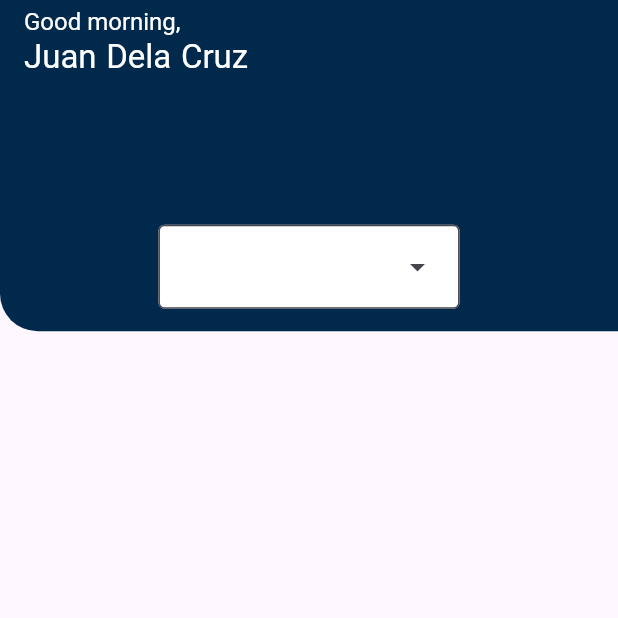
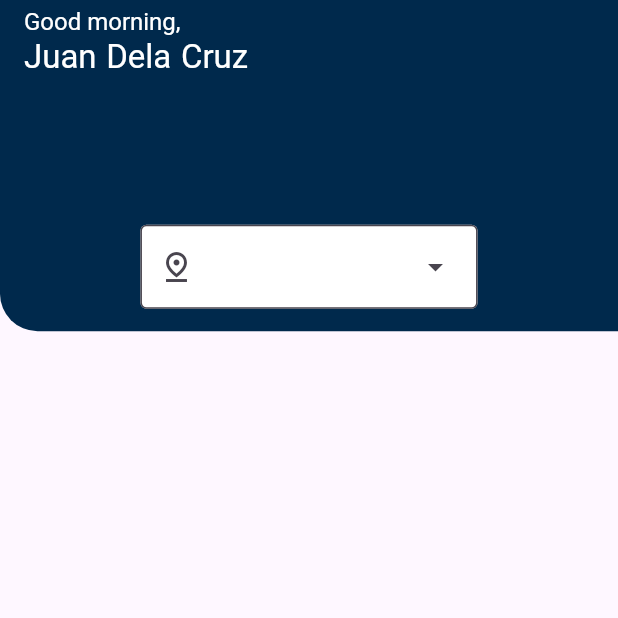
Before and after one commit to MorsHs/power_watch, a Flutter app: the LandingPage screen opened directly, on a phone screen of 412 x 824 dp, the top half of it. Run offline on Flutter 3.47's test engine with Material 3 defaults, Android fonts, the phone set to English and light mode, and no system bars.

Commit message:
leading icon added via decorationBuilder

```diff
--- a/lib/features/LandingPage/widgets/TextPicker.dart
+++ b/lib/features/LandingPage/widgets/TextPicker.dart
@@ -2,7 +2,7 @@ import 'package:flutter/material.dart';
 import 'package:power_watch/constant/color.dart';
 
 class DropDownLocation extends StatefulWidget {
-  new({super.key});
+  const new({super.key});
 
   @override
   State<DropDownLocation> createState() => _DropDownLocationState();
@@ -14,15 +14,18 @@ class _DropDownLocationState extends State<DropDownLocation> {
   @override
   Widget build(BuildContext context) {
     return DropdownMenu(
-      // TODO add icon
-      textStyle: TextStyle(color: AppColors.background,fontWeight: FontWeight.bold),
+      leadingIcon: Icon(Icons.pin_drop,color: Colors.red,),  //Ts doesnt work.. PR Fix on bottom
+      textStyle: TextStyle(
+        color: AppColors.background,
+        fontWeight: FontWeight.bold,
+      ),
       decorationBuilder: (context, controller) =>
-          InputDecoration(fillColor: AppColors.whiteText, filled: true,),
+          InputDecoration(fillColor: AppColors.whiteText, filled: true,prefixIcon: Icon(Icons.pin_drop_outlined)), //https://github.com/flutter/flutter/pull/185445
       enableFilter: true,
       enableSearch: true,
       onSelected: (value) => this.value = value,
       dropdownMenuEntries: <DropdownMenuEntry>[
-        DropdownMenuEntry(value: 'Apokon', label: 'Apokon'),
+        DropdownMenuEntry(value: 'Apokon', label: 'Apokon',),
         DropdownMenuEntry(value: 'Magugpo East', label: 'Magugpo East'),
         DropdownMenuEntry(value: 'Quambugan', label: 'Quambugan'),
         DropdownMenuEntry(value: 'Magugpo South', label: 'Magugpo South'),
@@ -30,7 +33,7 @@ class _DropDownLocationState extends State<DropDownLocation> {
     );
   }
 
-  TextStyle styler (){
+  TextStyle styler() {
     return TextStyle(color: Colors.red);
   }
 }
--- a/lib/features/login/widgets/ForgotButton.dart
+++ b/lib/features/login/widgets/ForgotButton.dart
@@ -6,8 +6,7 @@ class ForgotButton extends StatelessWidget {
   @override
   Widget build(BuildContext context) {
     return TextButton(
-      onPressed: () => null,
-      child: Text('Forgot password?'),
+      onPressed: () {},
       style: ButtonStyle(
         shape: WidgetStateProperty.all(
           RoundedRectangleBorder(
@@ -15,6 +14,7 @@ class ForgotButton extends StatelessWidget {
           ),
         ),
       ),
+      child: Text('Forgot password?'),
     );
   }
 }
```
